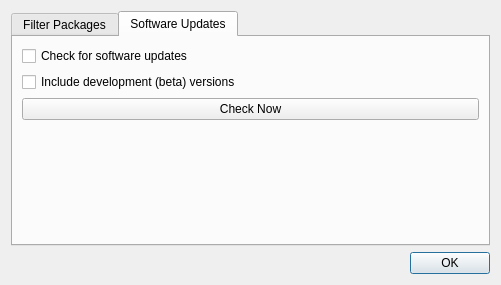
This is gui/bibolamazi_gui/settingswidget.ui in phfaist/bibolamazi as Qt 5 draws it before an edit. The edited form follows.
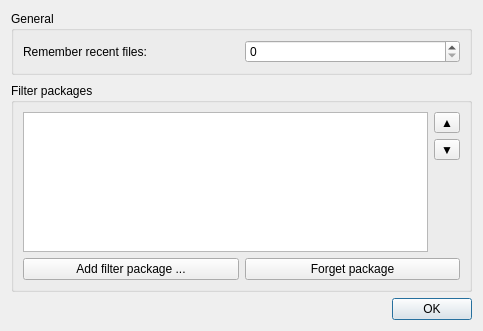
This is the edited form. The open tabs and pages were chosen to show the change.

```diff
--- a/gui/bibolamazi_gui/settingswidget.ui
+++ b/gui/bibolamazi_gui/settingswidget.ui
@@ -6,8 +6,8 @@
    <rect>
     <x>0</x>
     <y>0</y>
-    <width>501</width>
-    <height>285</height>
+    <width>483</width>
+    <height>331</height>
    </rect>
   </property>
   <property name="windowTitle">
@@ -15,14 +15,49 @@
   </property>
   <layout class="QVBoxLayout" name="verticalLayout_2">
    <item>
-    <widget class="QTabWidget" name="tabs">
-     <property name="currentIndex">
-      <number>0</number>
+    <widget class="QGroupBox" name="wGeneral">
+     <property name="title">
+      <string>General</string>
      </property>
-     <widget class="QWidget" name="tabFilterPackages">
-      <attribute name="title">
-       <string>Filter Packages</string>
-      </attribute>
+     <layout class="QGridLayout" name="gridLayout_2">
+      <item row="0" column="1">
+       <widget class="QSpinBox" name="spnMaxRecentFiles">
+        <property name="maximum">
+         <number>31</number>
+        </property>
+       </widget>
+      </item>
+      <item row="0" column="0">
+       <widget class="QLabel" name="label">
+        <property name="text">
+         <string>Remember recent files:</string>
+        </property>
+       </widget>
+      </item>
+     </layout>
+    </widget>
+   </item>
+   <item>
+    <spacer name="verticalSpacer">
+     <property name="orientation">
+      <enum>Qt::Vertical</enum>
+     </property>
+     <property name="sizeType">
+      <enum>QSizePolicy::Fixed</enum>
+     </property>
+     <property name="sizeHint" stdset="0">
+      <size>
+       <width>20</width>
+       <height>2</height>
+      </size>
+     </property>
+    </spacer>
+   </item>
+   <item>
+    <widget class="QGroupBox" name="tabs">
+     <property name="title">
+      <string>Filter packages</string>
+     </property>
       <layout class="QGridLayout" name="gridLayout">
        <item row="1" column="0" colspan="2">
         <layout class="QHBoxLayout" name="horizontalLayout">
@@ -60,14 +95,14 @@
             </sizepolicy>
            </property>
            <property name="text">
-            <string>Up</string>
+           <string>▲</string>
            </property>
           </widget>
          </item>
          <item>
           <widget class="QToolButton" name="btnFilterPackageMoveDown">
            <property name="text">
-            <string>Down</string>
+           <string>▼</string>
            </property>
           </widget>
          </item>
@@ -88,48 +123,6 @@
        </item>
       </layout>
      </widget>
-     <widget class="QWidget" name="tabUpdates">
-      <attribute name="title">
-       <string>Software Updates</string>
-      </attribute>
-      <layout class="QVBoxLayout" name="verticalLayout_4">
-       <item>
-        <widget class="QCheckBox" name="chkUpdates">
-         <property name="text">
-          <string>Check for software updates</string>
-         </property>
-        </widget>
-       </item>
-       <item>
-        <widget class="QCheckBox" name="chkDevelUpdates">
-         <property name="text">
-          <string>Include development (beta) versions</string>
-         </property>
-        </widget>
-       </item>
-       <item>
-        <widget class="QPushButton" name="btnCheckNow">
-         <property name="text">
-          <string>Check Now</string>
-         </property>
-        </widget>
-       </item>
-       <item>
-        <spacer name="verticalSpacer_3">
-         <property name="orientation">
-          <enum>Qt::Vertical</enum>
-         </property>
-         <property name="sizeHint" stdset="0">
-          <size>
-           <width>20</width>
-           <height>87</height>
-          </size>
-         </property>
-        </spacer>
-       </item>
-      </layout>
-     </widget>
-    </widget>
    </item>
    <item>
     <widget class="QDialogButtonBox" name="btns">
```
Left out of the diff: 16 changed lines with no effect on the pictures. Lines whose indentation alone changed are shown as unchanged.
